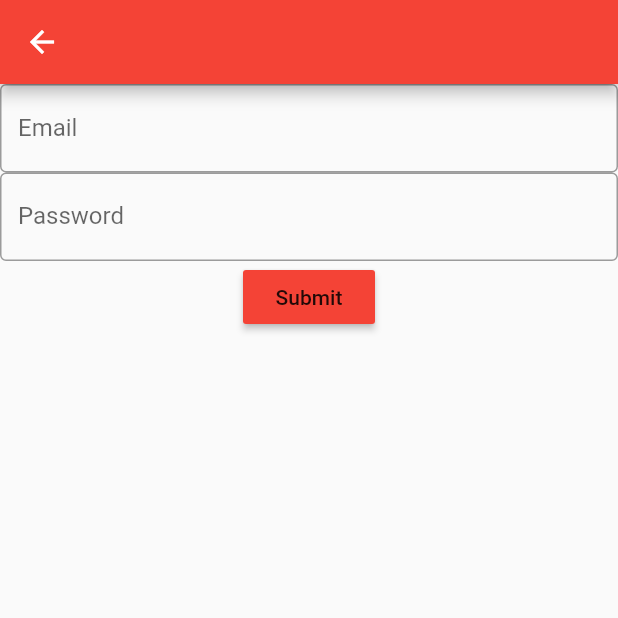
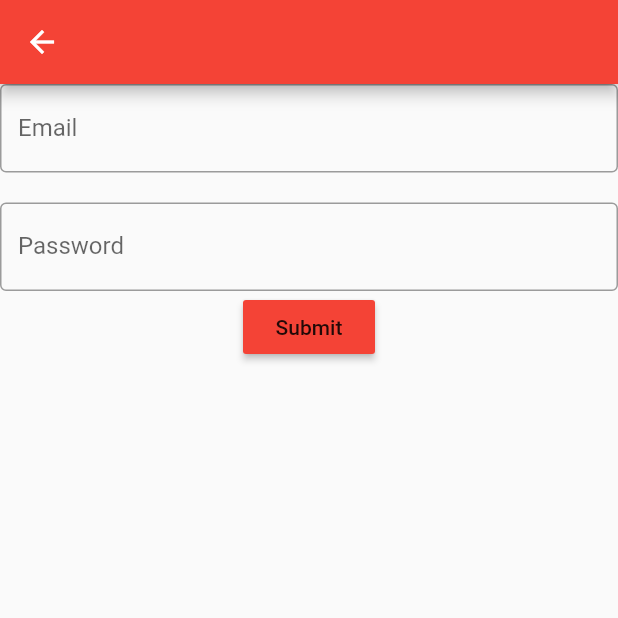
Before and after one commit to Chebe-lab/network, a Flutter app: the Form screen opened directly, on a phone screen of 412 x 824 dp, the top half of it. Run offline on Flutter 3.47's test engine with Material 2 defaults, Android fonts, the phone set to English and light mode, and no system bars; our stand-ins replace sqflite; accounts and stored records are empty.

Commit message:
replaced sized box

```diff
--- a/lib/form.dart
+++ b/lib/form.dart
@@ -28,7 +28,7 @@ class _FormState extends State<Form> {
                 labelText: 'Email',
                 border: OutlineInputBorder(),
               )),
-          // SizedBox(height: 20),
+          SizedBox(height: 20),
           TextFormField(
               onChanged: (value) {
                 setState(() {
```
